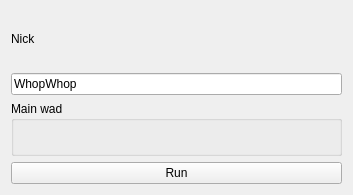
ice2heart/doomstarter, file widget.ui: the form before one commit.
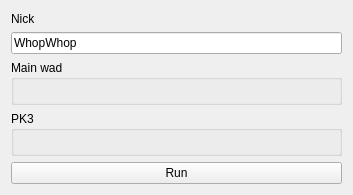
The form after the commit.

Commit message: pk3 support

```diff
--- a/widget.ui
+++ b/widget.ui
@@ -42,6 +42,14 @@
      <layout class="QVBoxLayout" name="verticalLayout_2"/>
     </widget>
    </item>
+   <item>
+    <widget class="QGroupBox" name="groupBox_2">
+     <property name="title">
+      <string>PK3</string>
+     </property>
+     <layout class="QVBoxLayout" name="verticalLayout_3"/>
+    </widget>
+   </item>
    <item>
     <widget class="QPushButton" name="pushButtonRun">
      <property name="text">
```
The commit also changes 2 other files.
